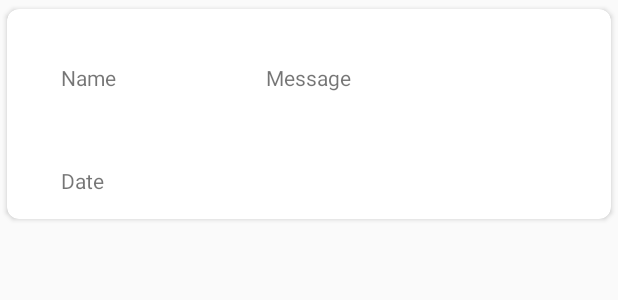
After one commit to keng16/NavigationDrawer, an Android app: the layout notification_design.xml on its own in the app's theme, with its tools: preview values and no code run, on a phone screen of 412 x 824 dp. The commit adds this screen. Shown: the top 300 px of the screen. Run offline under Robolectric (Android 15) with nearby library versions, the phone set to English and light mode, and no system bars; Roboto replaces fonts that are not available here.

Commit message:
Notif - kenonne

```diff
--- a/app/src/main/res/layout/dashboard_student.xml
+++ b/app/src/main/res/layout/dashboard_student.xml
@@ -58,7 +58,7 @@
             </LinearLayout>
         </android.support.v7.widget.CardView>
         <android.support.v7.widget.CardView
-            android:id="@+id/Notif"
+            android:id="@+id/Notification"
             android:foreground="?android:attr/selectableItemBackground"
             android:clickable="true"
             android:layout_width="160dp"
--- a/app/src/main/res/layout/logs_prof_design.xml
+++ b/app/src/main/res/layout/logs_prof_design.xml
@@ -8,8 +8,7 @@
     app:cardUseCompatPadding="true"
     android:layout_marginBottom="8dp"
     app:cardCornerRadius="8dp"
-    android:id="@+id/cardview"
-    >
+    android:id="@+id/cardview">
 
     <android.support.constraint.ConstraintLayout
         android:layout_width="match_parent"
--- /dev/null
+++ b/app/src/main/res/layout/notification_design.xml
@@ -0,0 +1,48 @@
+<?xml version="1.0" encoding="utf-8"?>
+<android.support.v7.widget.CardView
+    xmlns:android="http://schemas.android.com/apk/res/android"
+    xmlns:app="http://schemas.android.com/apk/res-auto"
+    xmlns:tools="http://schemas.android.com/tools"
+    android:layout_width="match_parent"
+    android:layout_height="wrap_content"
+    app:cardUseCompatPadding="true"
+    android:layout_marginBottom="8dp"
+    app:cardCornerRadius="8dp"
+    android:id="@+id/cardview">
+    <android.support.constraint.ConstraintLayout
+        android:layout_width="match_parent"
+        android:layout_height="140dp">
+
+
+        <TextView
+            android:id="@+id/tv_name_notification"
+            android:layout_width="wrap_content"
+            android:layout_height="wrap_content"
+            android:layout_marginStart="36dp"
+            android:layout_marginTop="36dp"
+            android:text="Name"
+            app:layout_constraintStart_toStartOf="parent"
+            app:layout_constraintTop_toTopOf="parent" />
+
+        <TextView
+            android:id="@+id/tv_date_notification"
+            android:layout_width="wrap_content"
+            android:layout_height="wrap_content"
+            android:layout_marginBottom="16dp"
+            android:layout_marginStart="36dp"
+            android:text="Date"
+            app:layout_constraintBottom_toBottomOf="parent"
+            app:layout_constraintStart_toStartOf="parent" />
+
+        <TextView
+            android:id="@+id/tv_message_notification"
+            android:layout_width="wrap_content"
+            android:layout_height="wrap_content"
+            android:layout_marginStart="100dp"
+            android:layout_marginTop="36dp"
+            android:text="Message"
+            app:layout_constraintStart_toEndOf="@+id/tv_name_notification"
+            app:layout_constraintTop_toTopOf="parent" />
+    </android.support.constraint.ConstraintLayout>
+
+</android.support.v7.widget.CardView>
--- a/app/src/main/res/menu/activity_main_drawer_student.xml
+++ b/app/src/main/res/menu/activity_main_drawer_student.xml
@@ -2,10 +2,6 @@
 <menu xmlns:android="http://schemas.android.com/apk/res/android">
 
     <group android:checkableBehavior="single">
-        <item
-            android:id="@+id/Dashboard"
-            android:icon="@drawable/ic_dashboard_black_24dp"
-            android:title="Dashboard" />
         <item
             android:id="@+id/nav_Notif"
             android:icon="@drawable/ic_assignment_late_black_24dp"
```
Also changed, not shown: app/src/main/java/com/example/user/smartclassroom/Global/NotificationModel.java (added, +43 -0 lines), app/src/main/java/com/example/user/smartclassroom/Notif/Notif_Class.java (+132 -0 lines), app/src/main/java/com/example/user/smartclassroom/Notif/NotificationAdapter.java (+25 -4 lines), app/src/main/java/com/example/user/smartclassroom/Student/MainActivity_Student.java (+23 -14 lines), app/src/main/res/layout/notification.xml (added, +20 -0 lines).
